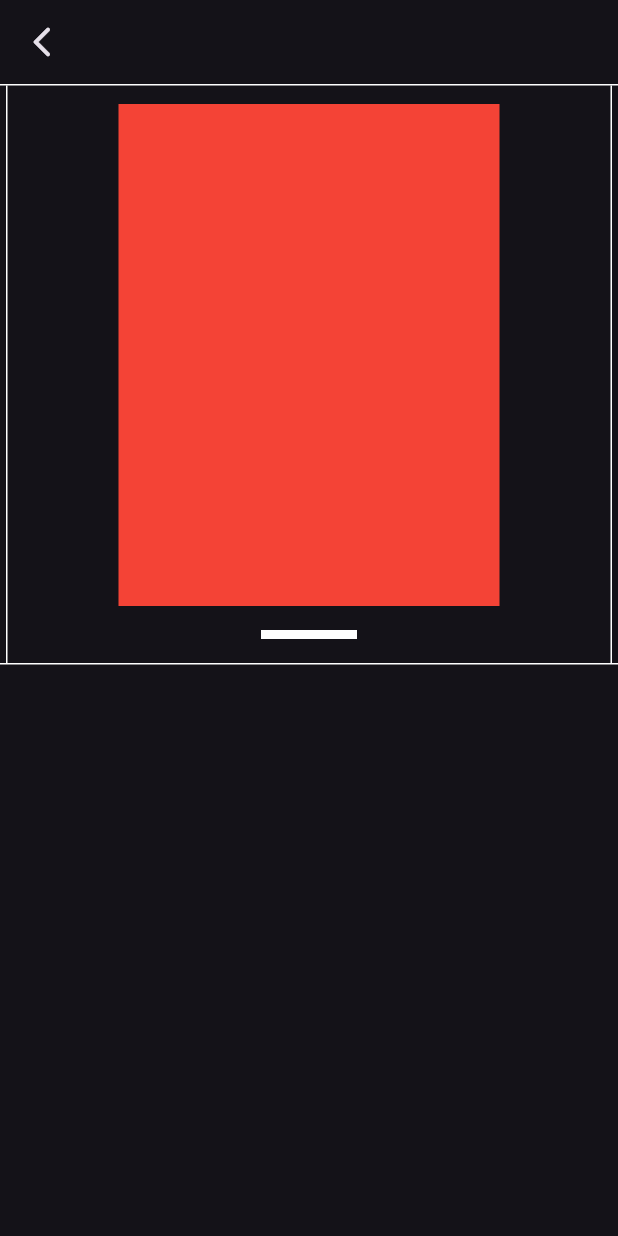
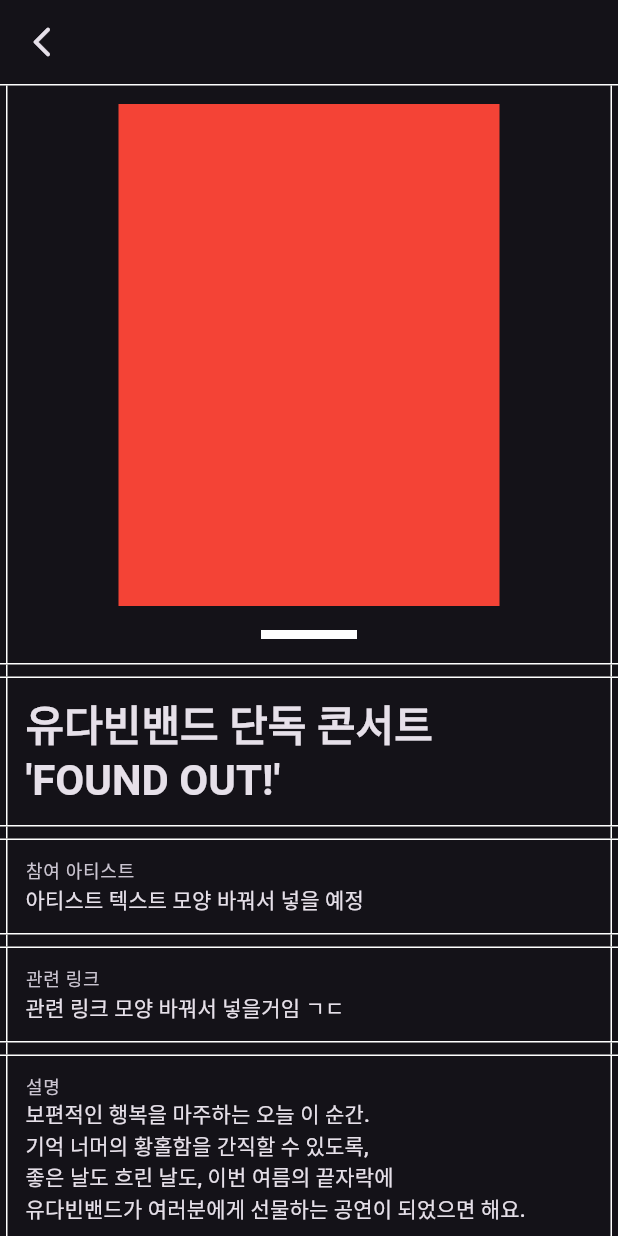
Before and after one commit to Team-DR-Labs/bandy-app, a Flutter app: the screen it shows after launch, on a phone screen of 412 x 824 dp. Run offline on Flutter 3.47's test engine with Material 3 defaults, Android fonts, the phone set to English and light mode, and no system bars; our stand-ins replace go_router.

Commit message:
feat: edge insets

```diff
--- a/lib/features/event_details/src/event_details_page.dart
+++ b/lib/features/event_details/src/event_details_page.dart
@@ -1,4 +1,5 @@
 import 'package:bandy/core/bds/bds.dart';
+import 'package:bandy/core/bds/src/description_container.dart';
 import 'package:bandy/features/event_details/src/widgets/event_images.dart';
 import 'package:flutter/material.dart';
 
@@ -28,6 +29,96 @@ final class _EventDetailsPageState extends State<EventDetailsPage> {
             padding: EdgeInsets.zero,
             child: EventImages(),
           ),
+          GridBorderSpacer.vertical(
+            height: 8.0,
+          ),
+          GridBorderLayout(
+            child: Text(
+              "유다빈밴드 단독 콘서트\n'FOUND OUT!'",
+              style: Theme.of(context)
+                  .textTheme
+                  .headlineMedium
+                  ?.copyWith(fontWeight: FontWeight.bold),
+            ),
+          ),
+          GridBorderSpacer.vertical(
+            height: 8.0,
+          ),
+          GridBorderLayout(
+            child: DescriptionContainer(
+              title: Text("참여 아티스트"),
+              description: Text("아티스트 텍스트 모양 바꿔서 넣을 예정"),
+            ),
+          ),
+          GridBorderSpacer.vertical(
+            height: 8.0,
+          ),
+          GridBorderLayout(
+            child: DescriptionContainer(
+              title: Text("관련 링크"),
+              description: Text("관련 링크 모양 바꿔서 넣을거임 ㄱㄷ"),
+            ),
+          ),
+          GridBorderSpacer.vertical(
+            height: 8.0,
+          ),
+          GridBorderLayout(
+            child: DescriptionContainer(
+              title: Text("설명"),
+              description: Text(
+                """
+보편적인 행복을 마주하는 오늘 이 순간.
+기억 너머의 황홀함을 간직할 수 있도록,
+좋은 날도 흐린 날도, 이번 여름의 끝자락에
+유다빈밴드가 여러분에게 선물하는 공연이 되었으면 해요.
+
+행복의 실마리를 따라 도착한 축제 같은 이곳!
+또 다시, FOUND OUT!
+""",
+              ),
+            ),
+          ),
+          GridBorderSpacer.vertical(
+            height: 8.0,
+          ),
+          GridBorderLayout(
+            child: DescriptionContainer(
+              title: Text("위치"),
+              description: Text("서울특별시 마포구 현서네집 12, 제비다방"),
+            ),
+          ),
+          GridBorderSpacer.vertical(
+            height: 8.0,
+          ),
+          GridBorderLayout(
+            padding: EdgeInsets.zero,
+            child: IntrinsicHeight(
+              child: Row(
+                children: [
+                  Expanded(
+                    child: DescriptionContainer(
+                      padding: const EdgeInsets.all(12.0),
+                      title: Text("위치"),
+                      description: Text("서울특별시 마포구 현서네집 12, 제비다방"),
+                    ),
+                  ),
+                  VerticalDivider(
+                    width: 1.0,
+                    color: Colors.white,
+                    indent: 0.0,
+                    endIndent: 0.0,
+                  ),
+                  Expanded(
+                    child: DescriptionContainer(
+                      padding: const EdgeInsets.all(12.0),
+                      title: Text("위치"),
+                      description: Text("서울특별시 마포구 현서네집 12, 제비다방"),
+                    ),
+                  ),
+                ],
+              ),
+            ),
+          ),
         ],
       ),
     );
```
